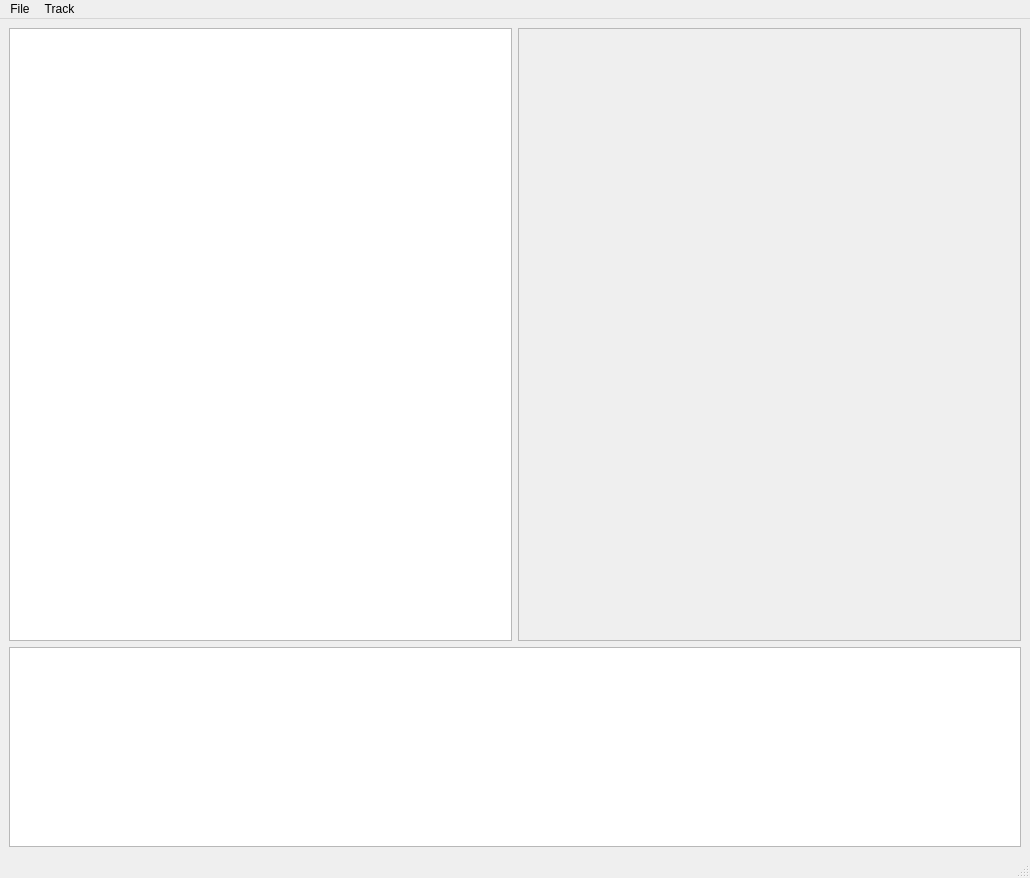
First picture: the form in trackeditor/TrackEditor.ui, repository martinrunge/trackeditor, before the edit.
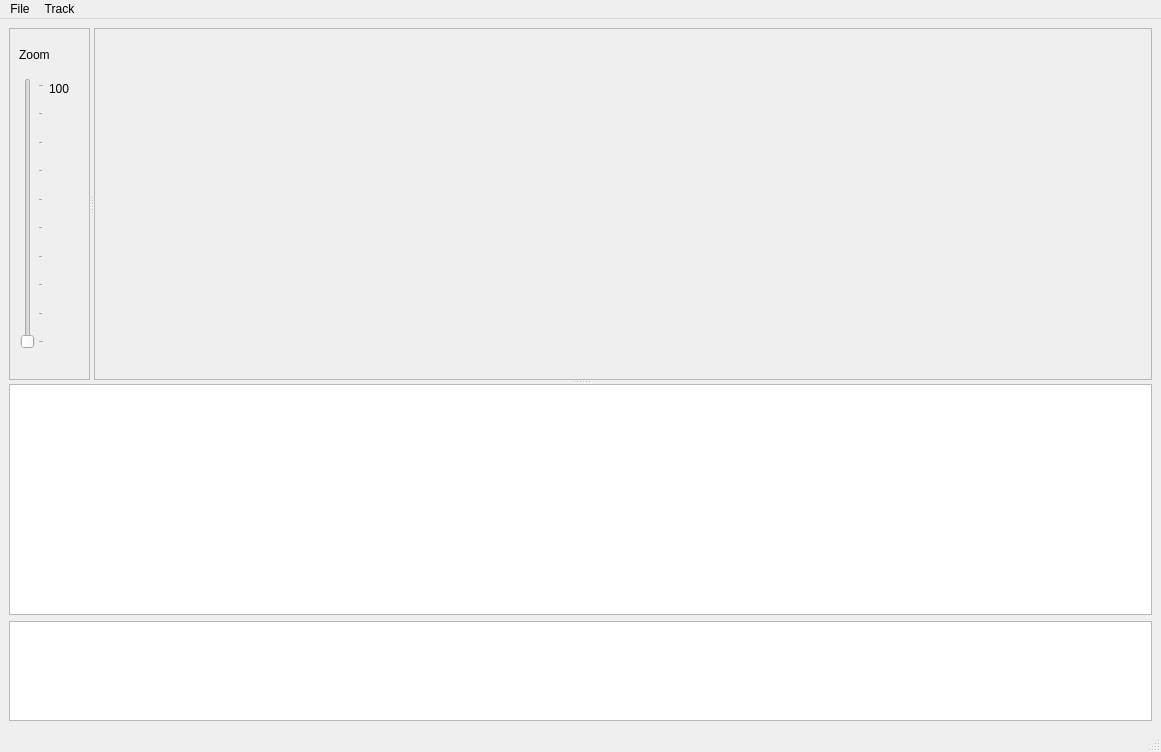
Second picture: the form after the edit.

What changed in the file:
```diff
--- a/trackeditor/TrackEditor.ui
+++ b/trackeditor/TrackEditor.ui
@@ -5,49 +5,123 @@
    <rect>
     <x>0</x>
     <y>0</y>
-    <width>1030</width>
-    <height>878</height>
+    <width>1161</width>
+    <height>752</height>
    </rect>
   </property>
   <property name="windowTitle" >
    <string>MainWindow</string>
   </property>
   <widget class="QWidget" name="centralwidget" >
-   <property name="geometry" >
-    <rect>
-     <x>0</x>
-     <y>24</y>
-     <width>1030</width>
-     <height>830</height>
-    </rect>
-   </property>
    <property name="sizePolicy" >
     <sizepolicy vsizetype="Expanding" hsizetype="Expanding" >
      <horstretch>0</horstretch>
      <verstretch>0</verstretch>
     </sizepolicy>
    </property>
-   <layout class="QVBoxLayout" name="verticalLayout" >
-    <item>
-     <layout class="QHBoxLayout" name="horizontalLayout" >
-      <item>
-       <widget class="QTreeView" name="treeView" >
+   <layout class="QGridLayout" name="gridLayout" >
+    <item row="0" column="0" >
+     <widget class="QSplitter" name="splitter_2" >
+      <property name="sizePolicy" >
+       <sizepolicy vsizetype="Expanding" hsizetype="Preferred" >
+        <horstretch>0</horstretch>
+        <verstretch>0</verstretch>
+       </sizepolicy>
+      </property>
+      <property name="orientation" >
+       <enum>Qt::Vertical</enum>
+      </property>
+      <widget class="QSplitter" name="splitter" >
+       <property name="sizePolicy" >
+        <sizepolicy vsizetype="Preferred" hsizetype="Expanding" >
+         <horstretch>0</horstretch>
+         <verstretch>0</verstretch>
+        </sizepolicy>
+       </property>
+       <property name="orientation" >
+        <enum>Qt::Horizontal</enum>
+       </property>
+       <widget class="QFrame" name="frame" >
         <property name="minimumSize" >
          <size>
-          <width>324</width>
+          <width>81</width>
           <height>0</height>
          </size>
         </property>
         <property name="maximumSize" >
          <size>
-          <width>508</width>
+          <width>81</width>
           <height>16777215</height>
          </size>
         </property>
+        <property name="frameShape" >
+         <enum>QFrame::StyledPanel</enum>
+        </property>
+        <property name="frameShadow" >
+         <enum>QFrame::Raised</enum>
+        </property>
+        <widget class="QLabel" name="label" >
+         <property name="geometry" >
+          <rect>
+           <x>10</x>
+           <y>17</y>
+           <width>61</width>
+           <height>20</height>
+          </rect>
+         </property>
+         <property name="text" >
+          <string>Zoom</string>
+         </property>
+        </widget>
+        <widget class="QLabel" name="label_2" >
+         <property name="geometry" >
+          <rect>
+           <x>40</x>
+           <y>40</y>
+           <width>31</width>
+           <height>41</height>
+          </rect>
+         </property>
+         <property name="text" >
+          <string>100</string>
+         </property>
+        </widget>
+        <widget class="QSlider" name="zoomSlider" >
+         <property name="geometry" >
+          <rect>
+           <x>10</x>
+           <y>50</y>
+           <width>25</width>
+           <height>271</height>
+          </rect>
+         </property>
+         <property name="minimum" >
+          <number>1</number>
+         </property>
+         <property name="maximum" >
+          <number>10</number>
+         </property>
+         <property name="singleStep" >
+          <number>1</number>
+         </property>
+         <property name="orientation" >
+          <enum>Qt::Vertical</enum>
+         </property>
+         <property name="tickPosition" >
+          <enum>QSlider::TicksBelow</enum>
+         </property>
+         <property name="tickInterval" >
+          <number>1</number>
+         </property>
+        </widget>
        </widget>
-      </item>
-      <item>
        <widget class="QScrollArea" name="scrollArea" >
+        <property name="sizePolicy" >
+         <sizepolicy vsizetype="Expanding" hsizetype="Expanding" >
+          <horstretch>0</horstretch>
+          <verstretch>0</verstretch>
+         </sizepolicy>
+        </property>
         <property name="widgetResizable" >
          <bool>true</bool>
         </property>
@@ -56,16 +130,30 @@
           <rect>
            <x>0</x>
            <y>0</y>
-           <width>498</width>
-           <height>600</height>
+           <width>1063</width>
+           <height>353</height>
           </rect>
          </property>
         </widget>
        </widget>
-      </item>
-     </layout>
+      </widget>
+      <widget class="QTreeView" name="treeView" >
+       <property name="minimumSize" >
+        <size>
+         <width>0</width>
+         <height>221</height>
+        </size>
+       </property>
+       <property name="maximumSize" >
+        <size>
+         <width>16777215</width>
+         <height>231</height>
+        </size>
+       </property>
+      </widget>
+     </widget>
     </item>
-    <item>
+    <item row="1" column="0" >
      <widget class="QPlainTextEdit" name="nemaText" >
       <property name="enabled" >
        <bool>true</bool>
@@ -79,7 +167,13 @@
       <property name="minimumSize" >
        <size>
         <width>0</width>
-        <height>200</height>
+        <height>100</height>
+       </size>
+      </property>
+      <property name="maximumSize" >
+       <size>
+        <width>16777215</width>
+        <height>100</height>
        </size>
       </property>
      </widget>
@@ -91,8 +185,8 @@
     <rect>
      <x>0</x>
      <y>0</y>
-     <width>1030</width>
-     <height>24</height>
+     <width>1161</width>
+     <height>25</height>
     </rect>
    </property>
    <widget class="QMenu" name="menuFile" >
@@ -118,16 +212,7 @@
    <addaction name="menuFile" />
    <addaction name="menuTrack" />
   </widget>
-  <widget class="QStatusBar" name="statusbar" >
-   <property name="geometry" >
-    <rect>
-     <x>0</x>
-     <y>854</y>
-     <width>1030</width>
-     <height>24</height>
-    </rect>
-   </property>
-  </widget>
+  <widget class="QStatusBar" name="statusbar" />
   <action name="action_Connect" >
    <property name="text" >
     <string>&amp;Connect to GPS Device ...</string>
```
Left out of the diff: 1 changed line with no effect on the pictures.
